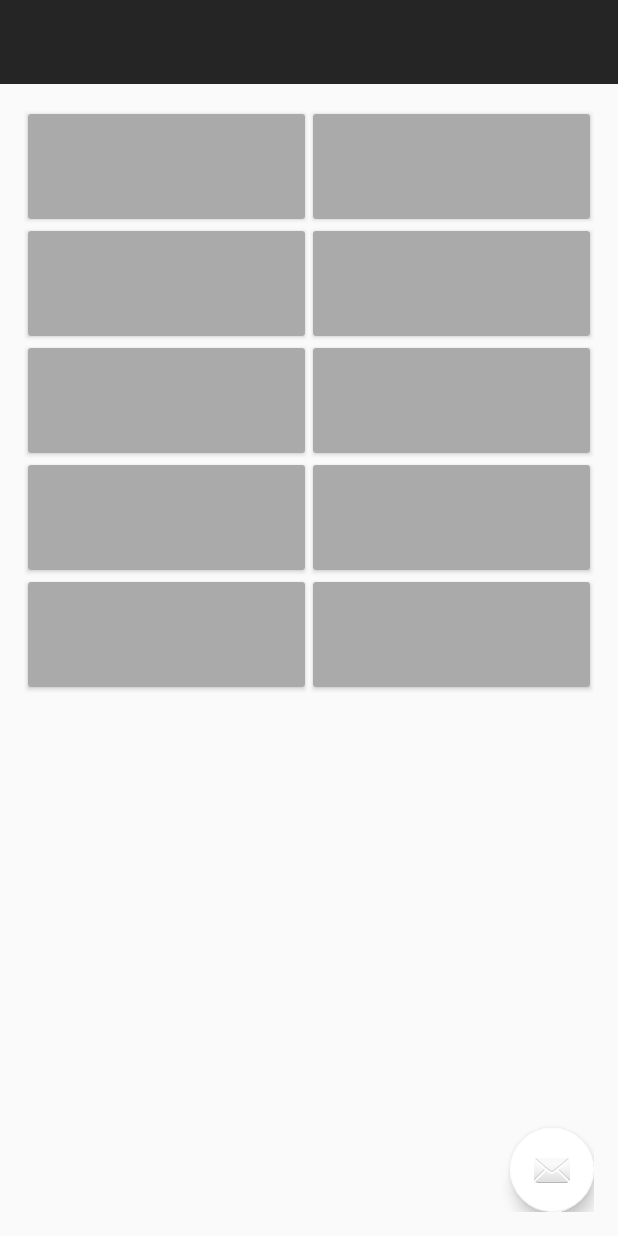
After one commit to SujitDeshpande/Ghoomo, an Android app: the LandingGridActivity screen opened directly, with no data from a screen before it, on a phone screen of 412 x 824 dp. The commit adds this screen. Run offline under Robolectric (Android 15) with nearby library versions, the phone set to English and light mode, and no system bars.

Commit message:
# Grid # new trip activity

```diff
--- /dev/null
+++ b/mobile/src/main/java/com/ghoomo/ghoomo/ui/adapter/GridAdapter.java
@@ -0,0 +1,65 @@
+package com.ghoomo.ghoomo.ui.adapter;
+
+import android.content.Context;
+import android.support.v7.widget.RecyclerView;
+import android.view.LayoutInflater;
+import android.view.View;
+import android.view.ViewGroup;
+import android.widget.TextView;
+import android.widget.Toast;
+
+import com.ghoomo.ghoomo.R;
+import com.ghoomo.ghoomo.ui.model.GridItemObject;
+
+import java.util.ArrayList;
+
+/**
+ * Created by Agoel on 10-09-2016.
+ */
+public class GridAdapter extends RecyclerView.Adapter<RecyclerViewHolders> {
+
+    private ArrayList<GridItemObject> itemList;
+    private Context context;
+
+    public GridAdapter(Context context, ArrayList<GridItemObject> itemList) {
+        this.itemList = itemList;
+        this.context = context;
+    }
+
+    @Override
+    public RecyclerViewHolders onCreateViewHolder(ViewGroup parent, int viewType) {
+
+        View layoutView = LayoutInflater.from(parent.getContext()).inflate(R.layout.row_card_view_list, null);
+        RecyclerViewHolders rcv = new RecyclerViewHolders(layoutView);
+        return rcv;
+    }
+
+    @Override
+    public void onBindViewHolder(RecyclerViewHolders holder, int position) {
+        holder.sourceText.setText(itemList.get(position).getSource());
+        holder.destinationTxt.setText(itemList.get(position).getDestination());
+    }
+
+    @Override
+    public int getItemCount() {
+        return this.itemList.size();
+    }
+}
+
+class RecyclerViewHolders extends RecyclerView.ViewHolder implements View.OnClickListener {
+
+    public TextView sourceText;
+    public TextView destinationTxt;
+
+    public RecyclerViewHolders(View itemView) {
+        super(itemView);
+        itemView.setOnClickListener(this);
+        sourceText = (TextView) itemView.findViewById(R.id.country_name);
+        destinationTxt = (TextView) itemView.findViewById(R.id.country_photo);
+    }
+
+    @Override
+    public void onClick(View view) {
+        Toast.makeText(view.getContext(), "Clicked Country Position = " + getPosition(), Toast.LENGTH_SHORT).show();
+    }
+}
--- /dev/null
+++ b/mobile/src/main/java/com/ghoomo/ghoomo/ui/model/GridItemObject.java
@@ -0,0 +1,44 @@
+package com.ghoomo.ghoomo.ui.model;
+
+/**
+ * Created by Agoel on 10-09-2016.
+ */
+public class GridItemObject {
+
+    public String getSource() {
+        return source;
+    }
+
+    public void setSource(String source) {
+        this.source = source;
+    }
+
+    public String getDestination() {
+        return destination;
+    }
+
+    public void setDestination(String destination) {
+        this.destination = destination;
+    }
+
+    public String getDate() {
+        return date;
+    }
+
+    public void setDate(String date) {
+        this.date = date;
+    }
+
+    public String getTime() {
+        return time;
+    }
+
+    public void setTime(String time) {
+        this.time = time;
+    }
+
+    public String source;
+    public String destination;
+    public String date;
+    public String time;
+}
--- /dev/null
+++ b/mobile/src/main/java/com/ghoomo/ghoomo/ui/userinterface/LandingGridActivity.java
@@ -0,0 +1,69 @@
+package com.ghoomo.ghoomo.ui.userinterface;
+
+import android.content.DialogInterface;
+import android.content.Intent;
+import android.os.Bundle;
+import android.support.design.widget.FloatingActionButton;
+import android.support.v7.widget.GridLayoutManager;
+import android.support.v7.widget.RecyclerView;
+import android.view.View;
+
+import com.ghoomo.ghoomo.R;
+import com.ghoomo.ghoomo.ui.adapter.GridAdapter;
+import com.ghoomo.ghoomo.ui.model.GridItemObject;
+
+import java.util.ArrayList;
+
+public class LandingGridActivity extends BaseFragmentActivity {
+
+    private GridLayoutManager lLayout;
+
+    @Override
+    protected void onCreate(Bundle savedInstanceState) {
+        super.onCreate(savedInstanceState);
+        setContentView(R.layout.activity_landing_grid);
+
+//        setActionBar(R.string.app_name, 0, "", false, false);
+
+        initUiComponenets();
+    }
+
+    /**
+     * initialize ui componnets
+     */
+    private void initUiComponenets() {
+        ArrayList<GridItemObject> gridItemObjectArrayList = new ArrayList<>();
+
+        for (int i = 0; i < 10; i++) {
+
+            GridItemObject gridItemObject = new GridItemObject();
+            gridItemObject.setSource("");
+            gridItemObject.setDestination("");
+            gridItemObjectArrayList.add(gridItemObject);
+        }
+
+        lLayout = new GridLayoutManager(LandingGridActivity.this, 2);
+
+        RecyclerView rView = (RecyclerView) findViewById(R.id.recycler_view);
+        rView.setHasFixedSize(true);
+        rView.setLayoutManager(lLayout);
+
+        GridAdapter rcAdapter = new GridAdapter(LandingGridActivity.this, gridItemObjectArrayList);
+        rView.setAdapter(rcAdapter);
+
+        FloatingActionButton fab = (FloatingActionButton) findViewById(R.id.create_new_trip_fab);
+        fab.setOnClickListener(new View.OnClickListener() {
+            @Override
+            public void onClick(View view) {
+                // Click action
+                Intent intent = new Intent(LandingGridActivity.this, CreateNewTripActivity.class);
+                startActivity(intent);
+            }
+        });
+    }
+
+    @Override
+    public void onDialogButtonClick(DialogInterface dialog, int which, int alertCode) {
+
+    }
+}
--- /dev/null
+++ b/mobile/src/main/res/layout/activity_landing_grid.xml
@@ -0,0 +1,35 @@
+<?xml version="1.0" encoding="utf-8"?>
+<LinearLayout xmlns:android="http://schemas.android.com/apk/res/android"
+    xmlns:tools="http://schemas.android.com/tools"
+    android:layout_width="match_parent"
+    android:layout_height="match_parent"
+    android:orientation="vertical"
+    tools:context="com.ghoomo.ghoomo.ui.userinterface.LandingGridActivity">
+
+    <!-- Toolbar instead of ActionBar so the drawer can slide on top -->
+    <include
+        android:id="@+id/toolbar"
+        layout="@layout/toolbar" />
+
+    <RelativeLayout
+        android:layout_width="match_parent"
+        android:layout_height="wrap_content"
+        android:layout_margin="16dp">
+
+        <android.support.v7.widget.RecyclerView
+            android:id="@+id/recycler_view"
+            android:layout_width="match_parent"
+            android:layout_height="match_parent">
+
+        </android.support.v7.widget.RecyclerView>
+
+        <android.support.design.widget.FloatingActionButton
+            android:id="@+id/create_new_trip_fab"
+            android:layout_width="wrap_content"
+            android:layout_height="wrap_content"
+            android:layout_alignParentBottom="true"
+            android:layout_alignParentRight="true"
+            android:layout_gravity="bottom|end"
+            android:src="@android:drawable/ic_dialog_email" />
+    </RelativeLayout>
+</LinearLayout>
--- /dev/null
+++ b/mobile/src/main/res/layout/row_card_view_list.xml
@@ -0,0 +1,38 @@
+<android.support.v7.widget.CardView xmlns:android="http://schemas.android.com/apk/res/android"
+    xmlns:card_view="http://schemas.android.com/apk/res-auto"
+    android:id="@+id/card_view"
+    android:layout_width="match_parent"
+    android:layout_height="wrap_content"
+    android:layout_marginBottom="16dp"
+    card_view:cardUseCompatPadding="true">
+
+    <RelativeLayout
+        android:layout_width="match_parent"
+        android:layout_height="match_parent"
+        android:padding="8dp"
+        android:background="@android:color/darker_gray">
+
+        <TextView
+            android:id="@+id/country_photo"
+            android:layout_width="wrap_content"
+            android:layout_height="wrap_content"
+            android:text="sljnvjdsa"
+            android:contentDescription="@string/action_settings"
+            android:scaleType="centerCrop" />
+
+        <TextView
+            android:id="@+id/country_name"
+            android:layout_width="match_parent"
+            android:layout_height="wrap_content"
+            android:layout_alignParentBottom="true"
+            android:layout_below="@+id/country_photo"
+            android:gravity="center"
+            android:text="sljnvjdsa"
+            android:paddingBottom="8dp"
+            android:paddingTop="8dp"
+            android:textColor="@color/colorAccent"
+            android:textSize="13sp" />
+
+    </RelativeLayout>
+
+</android.support.v7.widget.CardView>
--- /dev/null
+++ b/mobile/src/main/res/values-v21/styles.xml
@@ -0,0 +1 @@
+<resources></resources>
--- a/mobile/src/main/res/values/dimens.xml
+++ b/mobile/src/main/res/values/dimens.xml
@@ -2,4 +2,6 @@
     <!-- Default screen margins, per the Android Design guidelines. -->
     <dimen name="activity_horizontal_margin">16dp</dimen>
     <dimen name="activity_vertical_margin">16dp</dimen>
+
+    <dimen name="fab_margin">16dp</dimen>
 </resources>
--- a/mobile/src/main/res/values/strings.xml
+++ b/mobile/src/main/res/values/strings.xml
@@ -18,5 +18,6 @@
     <string name="hint_password">Password</string>
     <string name="settings_delete_account">Delete Account</string>
     <string name="settings_privacy">Privacy</string>
+    <string name="title_activity_create_new_trip">CreateNewTripActivity</string>
 
 </resources>
--- a/mobile/src/main/res/values/styles.xml
+++ b/mobile/src/main/res/values/styles.xml
@@ -42,4 +42,8 @@
 
     <style name="AppTheme.PopupOverlay" parent="ThemeOverlay.AppCompat.Light" />
 
+    <style name="Theme.GhoomoTheme.AppBarOverlay" parent="ThemeOverlay.AppCompat.Dark.ActionBar" />
+
+    <style name="Theme.GhoomoTheme.PopupOverlay" parent="ThemeOverlay.AppCompat.Light" />
+
 </resources>
```
Also changed, not shown: mobile/src/main/AndroidManifest.xml (+10 -7 lines), mobile/src/main/java/com/ghoomo/ghoomo/ui/userinterface/BaseFragmentActivity.java (+0 -34 lines), mobile/src/main/java/com/ghoomo/ghoomo/ui/userinterface/CreateNewTripActivity.java (added, +31 -0 lines), mobile/src/main/res/layout/activity_create_new_trip.xml (added, +34 -0 lines), mobile/src/main/res/layout/content_create_new_trip.xml (added, +15 -0 lines).
